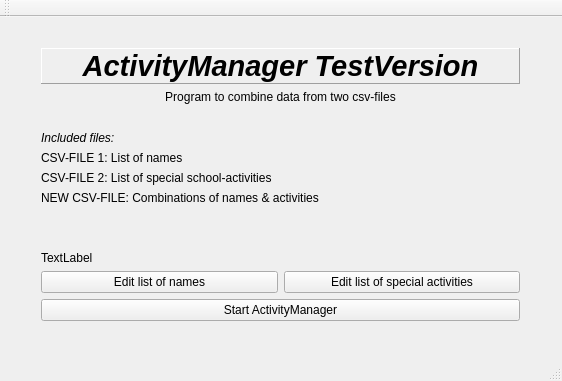
This is mainmenu.ui in Netsrik80/Activity-Manager as Qt 5 draws it before an edit. The edited form follows.
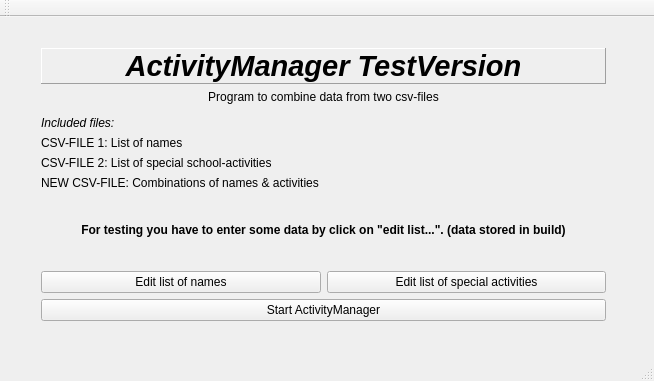
This is the edited form.

```diff
--- a/mainmenu.ui
+++ b/mainmenu.ui
@@ -6,7 +6,7 @@
    <rect>
     <x>0</x>
     <y>0</y>
-    <width>562</width>
+    <width>654</width>
     <height>381</height>
    </rect>
   </property>
@@ -19,7 +19,7 @@
      <rect>
       <x>30</x>
       <y>20</y>
-      <width>501</width>
+      <width>587</width>
       <height>295</height>
      </rect>
     </property>
@@ -136,11 +136,33 @@
      </item>
      <item>
       <widget class="QLabel" name="testAusgabe">
+       <property name="font">
+        <font>
+         <weight>75</weight>
+         <bold>true</bold>
+        </font>
+       </property>
        <property name="text">
-        <string>TextLabel</string>
+        <string>For testing you have to enter some data by click on &quot;edit list...&quot;. (data stored in build)</string>
+       </property>
+       <property name="alignment">
+        <set>Qt::AlignCenter</set>
        </property>
       </widget>
      </item>
+     <item>
+      <spacer name="verticalSpacer_2">
+       <property name="orientation">
+        <enum>Qt::Vertical</enum>
+       </property>
+       <property name="sizeHint" stdset="0">
+        <size>
+         <width>20</width>
+         <height>40</height>
+        </size>
+       </property>
+      </spacer>
+     </item>
      <item>
       <layout class="QVBoxLayout" name="verticalLayout">
        <item>
```
Left out of the diff: 2 changed lines with no effect on the pictures.
